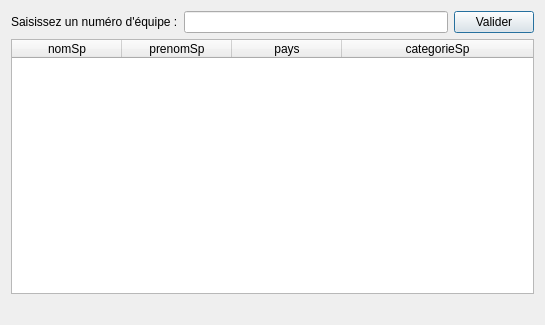
Old version of the form projet/gui/fct_fournie_2.ui in the repository AEtheve/CEBD-PROJET-JO.
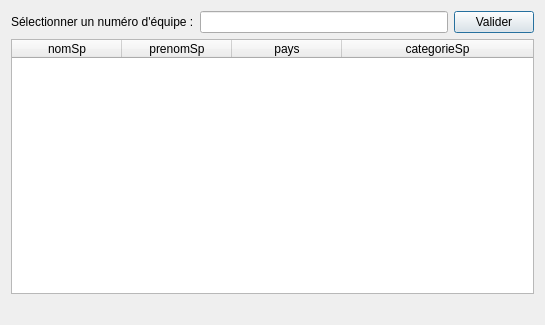
New version of the form.

Diff of the .ui file:
```diff
--- a/projet/gui/fct_fournie_2.ui
+++ b/projet/gui/fct_fournie_2.ui
@@ -19,7 +19,7 @@
      <item>
       <widget class="QLabel" name="label">
        <property name="text">
-        <string>Saisissez un numéro d'équipe :</string>
+        <string>Sélectionner un numéro d'équipe :</string>
        </property>
       </widget>
      </item>
```
Left out of the diff: 6 changed lines with no effect on the pictures.
